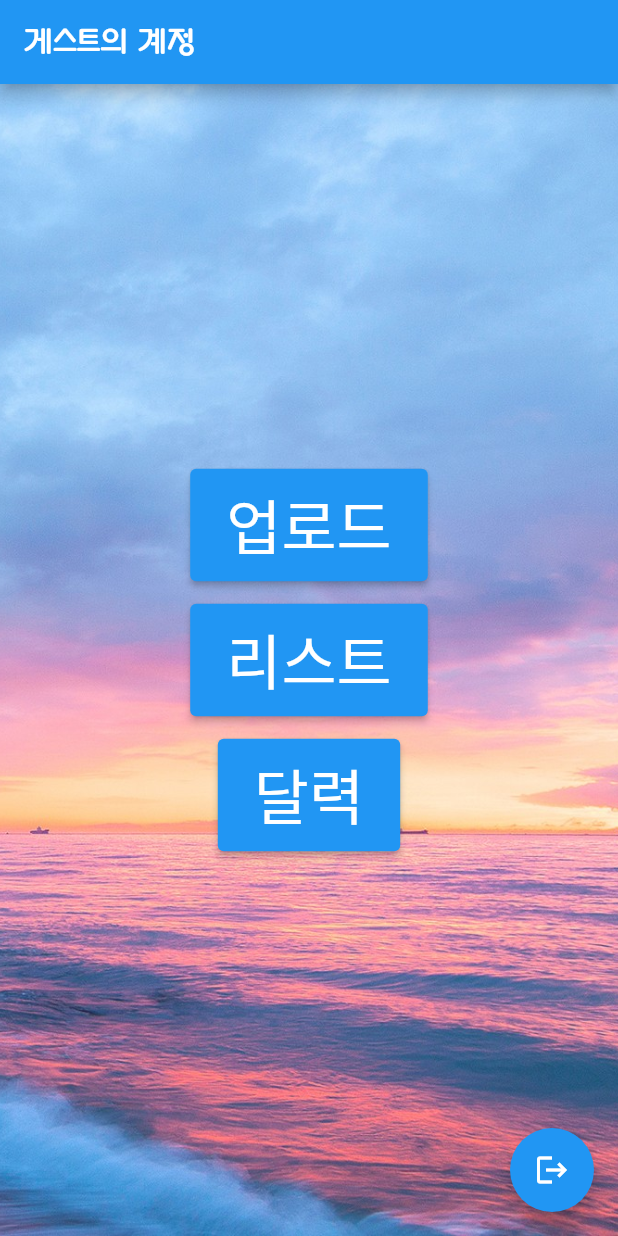
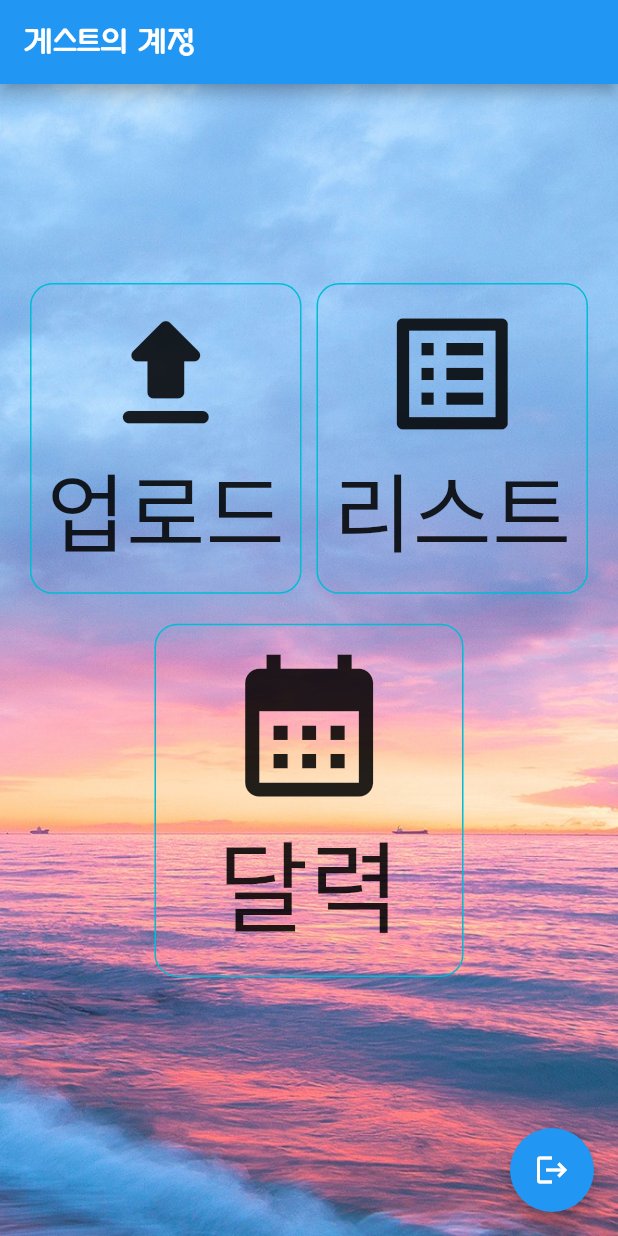
Before and after one commit to jaehyung0/diary, a Flutter app: the screen it shows once a user with an empty profile is signed in, after a tap on the "logout" icon, on a phone screen of 412 x 824 dp. Run offline on Flutter 3.47's test engine with Material 2 defaults, Android fonts, the phone set to English and light mode, and no system bars; our stand-ins replace auto_size_text, cloud_firestore, firebase_auth, firebase_core, firebase_storage, get and 2 more; accounts and stored records are empty; network calls fail; Roboto replaces fonts that are missing (Wovud2).

Commit message:
version 2.4 로그인 provider로 변경, 메뉴 디자인변경

```diff
--- a/lib/diary/diarydetail.dart
+++ b/lib/diary/diarydetail.dart
@@ -50,15 +50,16 @@ class _DiaryDetailState extends State<DiaryDetail> {
                             context: context,
                             builder: (BuildContext context) {
                               return AlertDialog(
-                                title: Text('사진'),
+                                title: const Text('사진'),
                                 content: SingleChildScrollView(
                                   child: FittedBox(
                                     child: Image.network(
                                       map['image'],
                                       loadingBuilder: (BuildContext context,
                                           Widget child, loadingProgress) {
-                                        if (loadingProgress == null)
+                                        if (loadingProgress == null) {
                                           return child;
+                                        }
                                         return const Center(
                                             child: CircularProgressIndicator());
                                       },
--- a/lib/diary/menu.dart
+++ b/lib/diary/menu.dart
@@ -9,7 +9,7 @@ import 'diarylist.dart';
 import 'package:cloud_firestore/cloud_firestore.dart';
 
 class Menu extends StatefulWidget {
-  Menu({Key? key}) : super(key: key);
+  const Menu({Key? key}) : super(key: key);
 
   @override
   State<Menu> createState() => _MenuState();
@@ -60,36 +60,98 @@ class _MenuState extends State<Menu> {
                 appBar: AppBar(title: Text('$name의 계정')),
                 backgroundColor: Colors.transparent,
                 body: Center(
+                  child: Padding(
+                    padding: const EdgeInsets.only(
+                        top: 60, bottom: 100, right: 20, left: 20),
                     child: Column(
                       mainAxisAlignment: MainAxisAlignment.center,
                       children: [
-                      ElevatedButton(
-                          onPressed: () {
+                        Row(
+                          mainAxisAlignment: MainAxisAlignment.spaceAround,
+                          children: [
+                            Expanded(
+                              child: InkWell(
+                                onTap: () {
                                   Get.to(() => const Diary());
                                 },
-                          child: const Padding(
-                            padding: EdgeInsets.all(8.0),
-                            child: Text('업로드', style: TextStyle(fontSize: 40)),
-                          )),
-                      const SizedBox(height: 15),
-                      ElevatedButton(
-                          onPressed: () {
+                                borderRadius: BorderRadius.circular(15),
+                                highlightColor: Colors.yellowAccent,
+                                child: Container(
+                                  padding: const EdgeInsets.all(10),
+                                  decoration: BoxDecoration(
+                                      borderRadius: BorderRadius.circular(15),
+                                      border: Border.all(color: Colors.cyan)),
+                                  child: FittedBox(
+                                    child: Column(
+                                      children: const [
+                                        Icon(
+                                          Icons.file_upload_rounded,
+                                        ),
+                                        Text('업로드')
+                                      ],
+                                    ),
+                                  ),
+                                ),
+                              ),
+                            ),
+                            const SizedBox(width: 10),
+                            Expanded(
+                              child: InkWell(
+                                onTap: () {
                                   Get.to(() => const DiaryList());
                                 },
-                          child: const Padding(
-                            padding: EdgeInsets.all(8.0),
-                            child: Text('리스트', style: TextStyle(fontSize: 40)),
-                          )),
-                      const SizedBox(height: 15),
-                      ElevatedButton(
-                          onPressed: () {
+                                borderRadius: BorderRadius.circular(15),
+                                highlightColor: Colors.yellowAccent,
+                                child: Container(
+                                  padding: const EdgeInsets.all(10),
+                                  decoration: BoxDecoration(
+                                      borderRadius: BorderRadius.circular(15),
+                                      border: Border.all(color: Colors.cyan)),
+                                  child: FittedBox(
+                                    child: Column(
+                                      children: const [
+                                        Icon(Icons.list_alt),
+                                        Text('리스트')
+                                      ],
+                                    ),
+                                  ),
+                                ),
+                              ),
+                            )
+                          ],
+                        ),
+                        const SizedBox(height: 20),
+                        Row(
+                          mainAxisAlignment: MainAxisAlignment.center,
+                          children: [
+                            InkWell(
+                              onTap: () {
                                 Get.to(() => const DateCalendar());
                               },
-                          child: const Padding(
-                            padding: EdgeInsets.all(8.0),
-                            child: Text('달력', style: TextStyle(fontSize: 40)),
-                          ))
+                              borderRadius: BorderRadius.circular(15),
+                              highlightColor: Colors.yellowAccent,
+                              child: Container(
+                                height:
+                                    MediaQuery.of(context).size.height / 3.5,
+                                width: MediaQuery.of(context).size.width / 2,
+                                padding: const EdgeInsets.all(10),
+                                decoration: BoxDecoration(
+                                    borderRadius: BorderRadius.circular(15),
+                                    border: Border.all(color: Colors.cyan)),
+                                child: FittedBox(
+                                  child: Column(
+                                    children: const [
+                                      Icon(Icons.calendar_month_sharp),
+                                      Text('달력')
                                     ],
+                                  ),
+                                ),
+                              ),
+                            )
+                          ],
+                        ),
+                      ],
+                    ),
                   ),
                 ),
                 floatingActionButton: FloatingActionButton(
--- a/lib/login/login.dart
+++ b/lib/login/login.dart
@@ -1,8 +1,7 @@
-import 'package:diary/main.dart';
+import 'package:diary/login/provider/login_provider.dart';
 import 'package:flutter/material.dart';
 import 'package:firebase_auth/firebase_auth.dart';
-import 'package:cloud_firestore/cloud_firestore.dart';
-import 'package:get/get.dart';
+import 'package:provider/provider.dart';
 
 class Login extends StatefulWidget {
   const Login({Key? key}) : super(key: key);
@@ -12,30 +11,31 @@ class Login extends StatefulWidget {
 }
 
 class _LoginState extends State<Login> {
-  final _authentication = FirebaseAuth.instance;
   String email = '';
   String password = '';
-  bool signUp = false;
   String name = '';
 
   bool pressEvent() {
-    if (signUp) {
-      if (email.isEmpty && password.isEmpty && name.isEmpty) {
+    if ((email.isEmpty || password.isEmpty) && name.isEmpty) {
       return false;
-      }
-    } else {
-      if (email.isEmpty && password.isEmpty) {
-        return false;
-      }
     }
     return true;
   }
 
+  late LoginProvider _loginProvider;
+
   @override
   Widget build(BuildContext context) {
+    _loginProvider = Provider.of<LoginProvider>(context, listen: false);
     return Scaffold(
         appBar: AppBar(title: const Text('이메일 로그인')),
-        body: SingleChildScrollView(
+        body: ChangeNotifierProvider(
+          create: (_) => LoginProvider(),
+          child: GestureDetector(
+            onTap: () {
+              FocusScope.of(context).unfocus();
+            },
+            child: SingleChildScrollView(
                 child: Center(
               child: Padding(
                 padding: const EdgeInsets.only(top: 100, left: 30, right: 30),
@@ -44,7 +44,8 @@ class _LoginState extends State<Login> {
                   children: [
                     TextFormField(
                       decoration: const InputDecoration(
-                    label: Text('이메일', style: TextStyle(fontFamily: 'Wovud2')),
+                        label:
+                            Text('이메일', style: TextStyle(fontFamily: 'Wovud2')),
                       ),
                       onChanged: (value) {
                         setState(() {
@@ -62,15 +63,13 @@ class _LoginState extends State<Login> {
                     TextFormField(
                       obscureText: true,
                       decoration: const InputDecoration(
-                    label: Text('비밀번호', style: TextStyle(fontFamily: 'Wovud2')),
+                        label: Text('비밀번호',
+                            style: TextStyle(fontFamily: 'Wovud2')),
                       ),
                       onChanged: (value) {
                         setState(() {
                           password = value;
                         });
-                  },
-                  onSaved: (value) {
-                    password = value!;
                       },
                       validator: (value) {
                         if (value!.isEmpty || value.length < 6) {
@@ -79,19 +78,17 @@ class _LoginState extends State<Login> {
                         return null;
                       },
                     ),
-                if (signUp) const SizedBox(height: 10),
-                if (signUp)
+                    if (_loginProvider.check) const SizedBox(height: 10),
+                    if (_loginProvider.check)
                       TextFormField(
                         decoration: const InputDecoration(
-                      label: Text('이름', style: TextStyle(fontFamily: 'Wovud2')),
+                          label: Text('이름',
+                              style: TextStyle(fontFamily: 'Wovud2')),
                         ),
                         onChanged: (value) {
                           setState(() {
                             name = value;
                           });
-                    },
-                    onSaved: (value) {
-                      name = value!;
                         },
                       ),
                     const SizedBox(height: 30),
@@ -104,57 +101,15 @@ class _LoginState extends State<Login> {
                           ),
                           onPressed: pressEvent()
                               ? () async {
-                              if (signUp) {
-                                try {
-                                  final newUser = await _authentication
-                                      .createUserWithEmailAndPassword(
-                                          email: email, password: password);
-
-                                  //firebase datastore에 user정보 등록하는 법법
-                                  await FirebaseFirestore.instance
-                                      .collection('user')
-                                      .doc(newUser.user!.uid)
-                                      .set({
-                                    'userName': name,
-                                    'email': email,
-                                  });
-
-                                  Get.snackbar('회원가입', '회원가입이 완료되었습니다.');
-                                } catch (e) {
-                                  print(e);
-                                  if (mounted) {
-                                    ScaffoldMessenger.of(context)
-                                        .showSnackBar(const SnackBar(
-                                      content: Text(
-                                          'Please check your email and password'),
-                                      backgroundColor: Colors.blue,
-                                    ));
-                                  }
-                                }
+                                  if (_loginProvider.check) {
+                                    _loginProvider.signUp(
+                                        email, password, name);
                                   } else {
-                                try {
-                                  final newUser = await _authentication
-                                      .signInWithEmailAndPassword(
-                                          email: email, password: password);
-                                  print(newUser);
-
-                                  if (newUser.user != null) {
-                                    Get.offAll(() => const MyHomePage());
-                                    setState(() {});
-                                  }
-                                } catch (e) {
-                                  print(e);
-                                  ScaffoldMessenger.of(context)
-                                      .showSnackBar(const SnackBar(
-                                    content: Text(
-                                        'Please check your email and password'),
-                                    backgroundColor: Colors.blue,
-                                  ));
-                                }
+                                    _loginProvider.login(email, password);
                                   }
                                 }
                               : null,
-                      child: signUp
+                          child: _loginProvider.check
                               ? const Text('가입',
                                   style: TextStyle(fontFamily: 'Wovud'))
                               : const Text('로그인',
@@ -164,12 +119,11 @@ class _LoginState extends State<Login> {
                           children: [
                             const Text('회원가입'),
                             Checkbox(
-                            value: signUp,
+                                value: _loginProvider.check,
                                 onChanged: (value) {
-                              print(value);
-                              setState(() {
-                                signUp = value!;
-                              });
+                                  _loginProvider.changeInUp(value!);
+                                  setState(() {});
+                                  //_loginProvider.changeInUp(value!);
                                 })
                           ],
                         )
@@ -189,8 +143,8 @@ class _LoginState extends State<Login> {
                           child: const Padding(
                             padding: EdgeInsets.all(8.0),
                             child: Text('게스트',
-                            style:
-                                TextStyle(fontSize: 30, fontFamily: 'wovud')),
+                                style: TextStyle(
+                                    fontSize: 30, fontFamily: 'wovud')),
                           ),
                         ),
                       ],
@@ -198,6 +152,8 @@ class _LoginState extends State<Login> {
                   ],
                 ),
               ),
-        )));
+            )),
+          ),
+        ));
   }
 }
--- a/lib/main.dart
+++ b/lib/main.dart
@@ -1,11 +1,13 @@
 import 'package:diary/diary/menu.dart';
 import 'package:diary/login/login.dart';
+import 'package:diary/login/provider/login_provider.dart';
 import 'package:diary/widgets/dialogs.dart';
 import 'package:flutter/material.dart';
 import 'package:firebase_auth/firebase_auth.dart';
 import 'package:firebase_core/firebase_core.dart';
 import 'package:get/get.dart';
 import 'package:intl/date_symbol_data_local.dart';
+import 'package:provider/provider.dart';
 
 void main() async {
   WidgetsFlutterBinding.ensureInitialized();
@@ -52,7 +54,11 @@ class _MyHomePageState extends State<MyHomePage> {
 
   @override
   Widget build(BuildContext context) {
-    return WillPopScope(
+    return MultiProvider(
+      providers: [
+        ChangeNotifierProvider(create: (context) => LoginProvider()),
+      ],
+      child: WillPopScope(
         onWillPop: onWillPop,
         child: StreamBuilder(
             stream: FirebaseAuth.instance.authStateChanges(),
@@ -63,6 +69,7 @@ class _MyHomePageState extends State<MyHomePage> {
                 return const Login();
               }
             }),
+      ),
     );
   }
 }
--- a/pubspec.yaml
+++ b/pubspec.yaml
@@ -37,6 +37,7 @@ dependencies:
   intl: ^0.17.0
   auto_size_text: ^3.0.0
   table_calendar: ^3.0.6
+  provider: ^6.0.3
 
 dev_dependencies:
   flutter_test:
```
Also changed, not shown: lib/login/provider/login_provider.dart (added, +51 -0 lines), pubspec.lock. Lines whose indentation alone changed are shown as unchanged.
